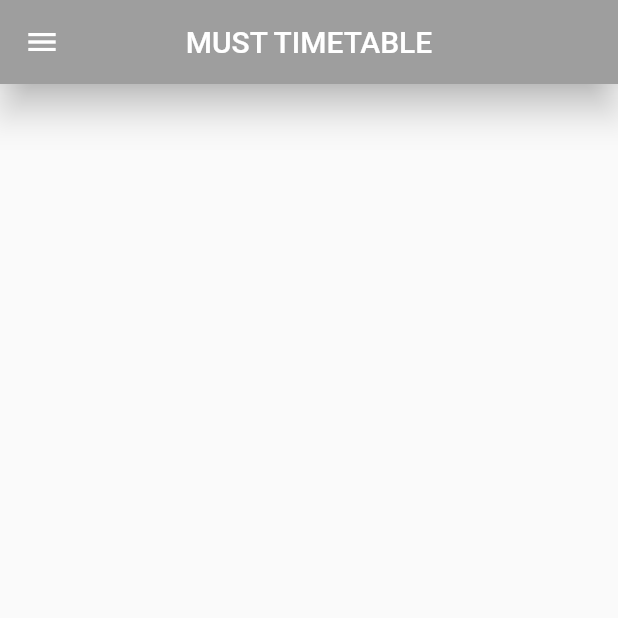
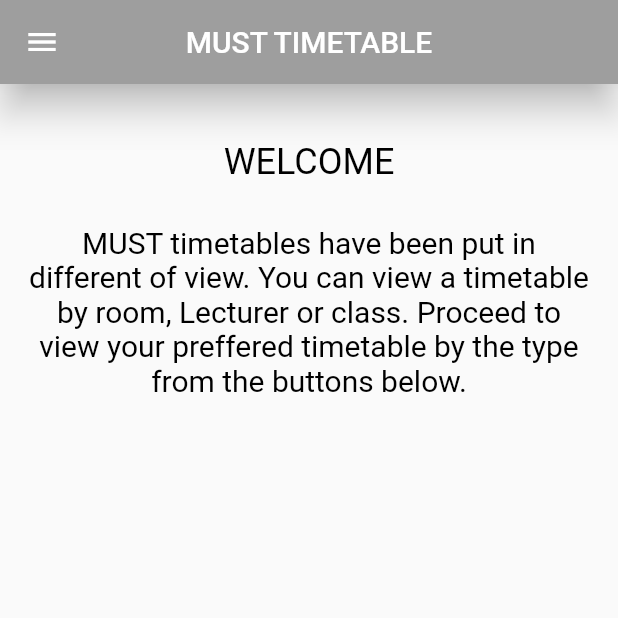
Before and after one commit to shadkasera/must_app, a Flutter app: the screen it shows after launch, on a phone screen of 412 x 824 dp, the top half of it. Run offline on Flutter 3.47's test engine with Material 2 defaults, Android fonts, the phone set to English and light mode, and no system bars.

Commit message:
added the wwelcome text in home_screen.dart

```diff
--- a/lib/home_screen.dart
+++ b/lib/home_screen.dart
@@ -27,7 +27,29 @@ class home_screen extends StatelessWidget {
             ),
             centerTitle: true,
           ),
+          body: Padding(
+            padding: const EdgeInsets.all(18.0),
+            child: Column(
+              mainAxisAlignment: MainAxisAlignment.start,
+              children: [
+                const SizedBox(height: 20),
+                RichText(
+                  text: const TextSpan(
+                    text: 'WELCOME \n\n',
+                    style: TextStyle(fontSize: 24, color: Colors.black),
+                    children: [
+                      TextSpan(
+                        text:
+                            'MUST timetables have been put in different of view. You can view a timetable by room, Lecturer or class. Proceed to view your preffered timetable by the type from the buttons below.',
+                        style: TextStyle(fontSize: 20, color: Colors.black),
                       ),
+                    ],
+                  ),
+                  textAlign: TextAlign.center,
+                ),
+              ],
+            ),
+          )),
     );
   }
 }
```
Lines whose indentation alone changed are shown as unchanged.
